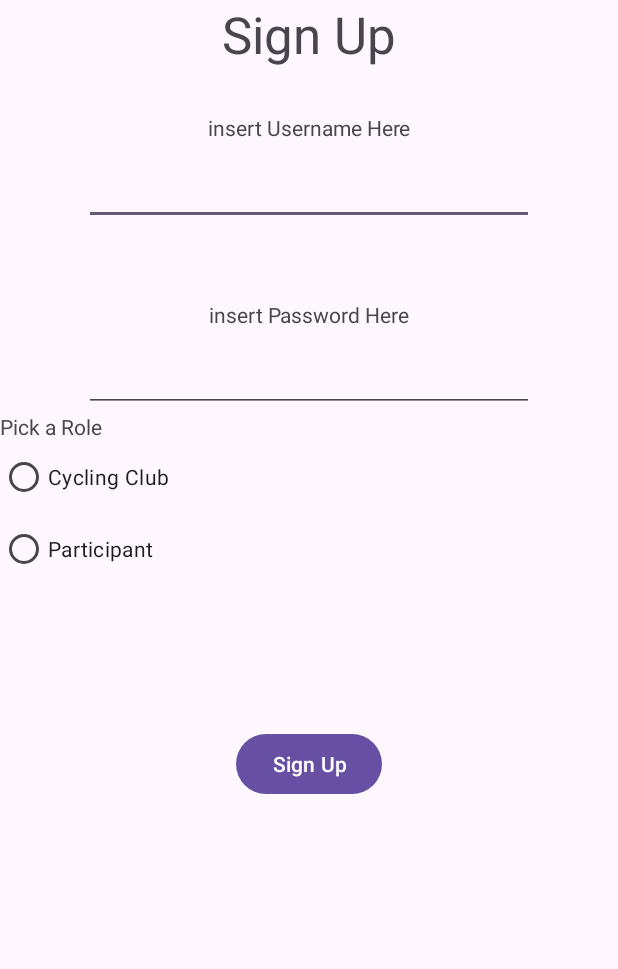
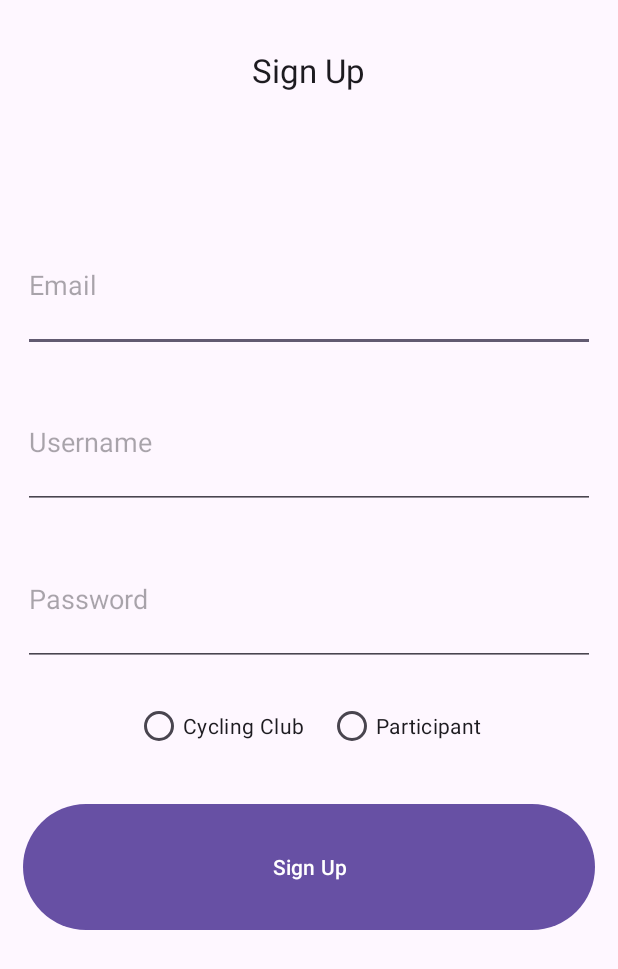
Before and after one commit to SEG2105BC-uOttawa/seg2105f23-project_grp_42, an Android app: the layout activity_signup.xml on its own in the app's theme, with its tools: preview values and no code run, on a phone screen of 412 x 824 dp. Shown: the top 969 px of the screen. Run offline under Robolectric (Android 15) with nearby library versions, the phone set to English and light mode, and no system bars; Roboto replaces fonts that are not available here.

```diff
--- a/app/src/main/AndroidManifest.xml
+++ b/app/src/main/AndroidManifest.xml
@@ -15,6 +15,9 @@
         <activity
             android:name=".WelcomeScreen"
             android:exported="false" />
+        <activity
+                android:name=".SignupActivity"
+                android:exported="false" />
         <activity
             android:name=".LoginActivity"
             android:exported="false" />
--- a/app/src/main/java/com/example/cyclingclub/Administrator.java
+++ b/app/src/main/java/com/example/cyclingclub/Administrator.java
@@ -12,8 +12,8 @@ public class Administrator extends User{
     private static List<Event> events;
 
     //create a constructor with the array list of the events
-    public Administrator(String username, String password, String role) {
-        super(username, password, "Administrator");
+    public Administrator(String username, String password) {
+        super(null, username, password, "Administrator", null);
         events = new ArrayList<Event>();
     }
 
--- a/app/src/main/java/com/example/cyclingclub/EventOrganizer.java
+++ b/app/src/main/java/com/example/cyclingclub/EventOrganizer.java
@@ -12,8 +12,8 @@ public class EventOrganizer extends User {
     public int numOfParticipants;
     public double fees;
 
-    public EventOrganizer(String username, String password, String role) {
-        super(username, password, role);
+    public EventOrganizer(String email, String username, String password, String role, String salt) {
+        super(email, username, password, role, salt);
     }
 
     public void createProfile(){
--- a/app/src/main/java/com/example/cyclingclub/MainActivity.java
+++ b/app/src/main/java/com/example/cyclingclub/MainActivity.java
@@ -20,4 +20,10 @@ public class MainActivity extends AppCompatActivity {
         Intent intent = new Intent(getApplicationContext(), LoginActivity.class);
         startActivity (intent);
     }
+
+    public void onClickSignup(View view) {
+        //Application Context and Activity
+        Intent intent = new Intent(getApplicationContext(), SignupActivity.class);
+        startActivity(intent);
+    }
 }
--- a/app/src/main/java/com/example/cyclingclub/WelcomeScreen.java
+++ b/app/src/main/java/com/example/cyclingclub/WelcomeScreen.java
@@ -17,7 +17,7 @@ public class WelcomeScreen extends AppCompatActivity {
         TextView showUsername = findViewById(R.id.showUsername);
         TextView accountType = findViewById(R.id.accountType);
 
-        showUsername.setText("Username: " + user.getUsername());
-        accountType.setText("You are logged in as " + user.getRole());
+        showUsername.setText(String.format("Username: %s", user.getUsername()));
+        accountType.setText(String.format("You are logged in as %s", user.getRole()));
     }
 }
--- a/app/src/main/res/layout/activity_main.xml
+++ b/app/src/main/res/layout/activity_main.xml
@@ -42,7 +42,7 @@
             android:id="@+id/btnSignUp"
             android:layout_width="match_parent"
             android:layout_height="wrap_content"
-            android:text="@string/sign_up_text" />
+            android:text="@string/sign_up_text" android:onClick="onClickSignup"/>
 
     </LinearLayout>
 </androidx.constraintlayout.widget.ConstraintLayout>
--- a/app/src/main/res/layout/activity_signup.xml
+++ b/app/src/main/res/layout/activity_signup.xml
@@ -1,107 +1,79 @@
 <?xml version="1.0" encoding="utf-8"?>
-<RelativeLayout xmlns:android="http://schemas.android.com/apk/res/android"
-                xmlns:app="http://schemas.android.com/apk/res-auto"
-                xmlns:tools="http://schemas.android.com/tools"
-                android:layout_width="match_parent"
-                android:layout_height="match_parent"
-                tools:context=".SignupActivity">>
+<androidx.constraintlayout.widget.ConstraintLayout
+        xmlns:android="http://schemas.android.com/apk/res/android"
+        xmlns:app="http://schemas.android.com/apk/res-auto"
+        xmlns:tools="http://schemas.android.com/tools"
+        android:layout_width="match_parent"
+        android:layout_height="match_parent"
+        tools:context=".SignupActivity">
 
     <LinearLayout
+            android:orientation="vertical"
             android:layout_width="match_parent"
-            android:layout_height="match_parent"
-            android:orientation="vertical">
-
-        <Space
-                android:layout_width="match_parent"
-                android:layout_height="wrap_content" />
-
+            android:layout_height="match_parent" android:gravity="center" app:layout_constraintStart_toStartOf="parent"
+            app:layout_constraintEnd_toEndOf="parent">
         <TextView
                 android:id="@+id/createAccount"
+                android:layout_width="wrap_content"
+                android:layout_height="wrap_content"
+                android:text="@string/sign_up_text"
+                android:textAppearance="@style/TextAppearance.AppCompat.Large"
+                android:layout_marginTop="32dp" android:layout_weight="1"/>
+        <Space
+                android:layout_width="wrap_content"
+                android:layout_height="40dp"/>
+        <EditText
                 android:layout_width="match_parent"
                 android:layout_height="wrap_content"
-                android:gravity="center"
-                android:text="@string/createAccount"
-                android:textAppearance="@style/TextAppearance.AppCompat.Display1" />
-
-        <Space
-                android:layout_width="match_parent"
-                android:layout_height="30dp" />
-
-        <TextView
-                android:id="@+id/insertUsername"
+                android:inputType="textEmailAddress"
+                android:ems="10"
+                android:id="@+id/emailTextField" android:layout_marginHorizontal="15dp"
+                android:hint="@string/email_hint"
+                android:autofillHints="" android:layout_weight="1"/>
+        <EditText
+                android:id="@+id/usernameTextField"
                 android:layout_width="match_parent"
                 android:layout_height="wrap_content"
-                android:gravity="center"
-                android:text="@string/insertUsername" />
-
-        <Space
-                android:layout_width="match_parent"
-                android:layout_height="10dp" />
-
+                android:ems="10"
+                android:hint="@string/username_hint"
+                android:inputType="text"
+                android:layout_margin="15dp" android:autofillHints="" android:layout_weight="1"/>
         <EditText
-                android:id="@+id/editTextText3"
-                android:layout_width="300dp"
-                android:layout_height="wrap_content"
-                android:layout_gravity="center"
-                android:ems="10"
-                android:inputType="text" />
-
-        <Space
-                android:layout_width="match_parent"
-                android:layout_height="50dp" />
-
-        <TextView
-                android:id="@+id/insertPassword"
+                android:id="@+id/passwordTextField"
                 android:layout_width="match_parent"
                 android:layout_height="wrap_content"
-                android:gravity="center"
-                android:text="@string/insertPassword" />
+                android:ems="10"
+                android:hint="@string/password_hint"
+                android:inputType="textPassword" android:layout_marginHorizontal="15dp" android:autofillHints=""
+                android:layout_weight="1"/>
 
-        <Space
-                android:layout_width="match_parent"
-                android:layout_height="10dp" />
+        <RadioGroup
+                android:id="@+id/roleRadioGroup"
+                android:layout_width="wrap_content"
+                android:layout_height="wrap_content"
+                android:layout_marginTop="16dp"
+                android:orientation="horizontal">
 
-        <EditText
-                android:id="@+id/editTextText4"
-                android:layout_width="300dp"
-                android:layout_height="wrap_content"
-                android:layout_gravity="center"
-                android:ems="10"
-                android:inputType="text" />
+            <RadioButton
+                    android:id="@+id/cyclingClubRole"
+                    android:layout_width="wrap_content"
+                    android:layout_height="wrap_content"
+                    android:text="@string/cycling_club"
+                    android:layout_marginEnd="16dp" android:layout_weight="1"/>
 
-        <Space
-                android:layout_width="match_parent"
-                android:layout_height="wrap_content" />
-
-        <TextView
-                android:id="@+id/pickRole"
+            <RadioButton
+                    android:id="@+id/participantRole"
+                    android:layout_width="wrap_content"
+                    android:layout_height="wrap_content"
+                    android:text="@string/participant" android:layout_weight="1"/>
+        </RadioGroup>
+        <Button
+                android:id="@+id/btnFinalSignUp"
                 android:layout_width="match_parent"
                 android:layout_height="wrap_content"
-                android:text="@string/pickRole" />
-
-        <RadioButton
-                android:id="@+id/cyclingClub"
-                android:layout_width="match_parent"
-                android:layout_height="wrap_content"
-                android:text="Cycling Club" />
-
-        <RadioButton
-                android:id="@+id/participant"
-                android:layout_width="match_parent"
-                android:layout_height="wrap_content"
-                android:text="Participant" />
-
-        <Space
-                android:layout_width="match_parent"
-                android:layout_height="95dp" />
-
-        <Button
-                android:id="@+id/button2"
-                android:layout_width="wrap_content"
-                android:layout_height="wrap_content"
-                android:layout_gravity="center"
-                android:gravity="center"
-                android:text="@string/sign_up_text" />
+                android:text="@string/sign_up_text"
+                android:layout_marginTop="24dp" android:layout_marginBottom="200dp" android:layout_weight="1"
+                android:layout_marginHorizontal="15dp"/>
     </LinearLayout>
 
-</RelativeLayout>
+</androidx.constraintlayout.widget.ConstraintLayout>
--- a/app/src/main/res/values/strings.xml
+++ b/app/src/main/res/values/strings.xml
@@ -4,19 +4,16 @@
     <string name="log_in_text">Log In</string>
     <string name="sign_up_text">Sign Up</string>
     <string name="member_login">Member Login</string>
-    <string name="username_hint">(Username)</string>
-    <string name="password_hint">(Password)</string>
-    <string name="insertUsername">insert Username Here</string>
-    <string name="insertPassword">insert Password Here</string>
+    <string name="username_hint">Username</string>
+    <string name="password_hint">Password</string>
     <string name="pickRole">Pick a Role</string>
     <string name="login_final">Login</string>
-    <string name="createAccount">Sign Up</string>
     <string name="invalid_login_credentials">Invalid login credentials</string>
     <string name="welcome_message">Welcome!</string>
     <string name="account_hint">(account type)</string>
     <string name="login_info">you are currently logged in as a</string>
     <string name="invalid_username_or_password">Invalid username or password</string>
-
-
-    >>>>>>> eea6b70b363d9f16e058b34d1013502c8967f8fb
+    <string name="participant">Participant</string>
+    <string name="cycling_club">Cycling Club</string>
+    <string name="email_hint">Email</string>
 </resources>
```
Also changed, not shown: app/src/main/java/com/example/cyclingclub/InputValidator.java (+29 -3 lines), app/src/main/java/com/example/cyclingclub/LoginActivity.java (+3 -8 lines), app/src/main/java/com/example/cyclingclub/Participant.java (+4 -7 lines), app/src/main/java/com/example/cyclingclub/SignupActivity.java (+115 -36 lines), app/src/main/java/com/example/cyclingclub/User.java (+12 -10 lines), app/src/main/res/layout/activity_login.xml (+42 -58 lines).
